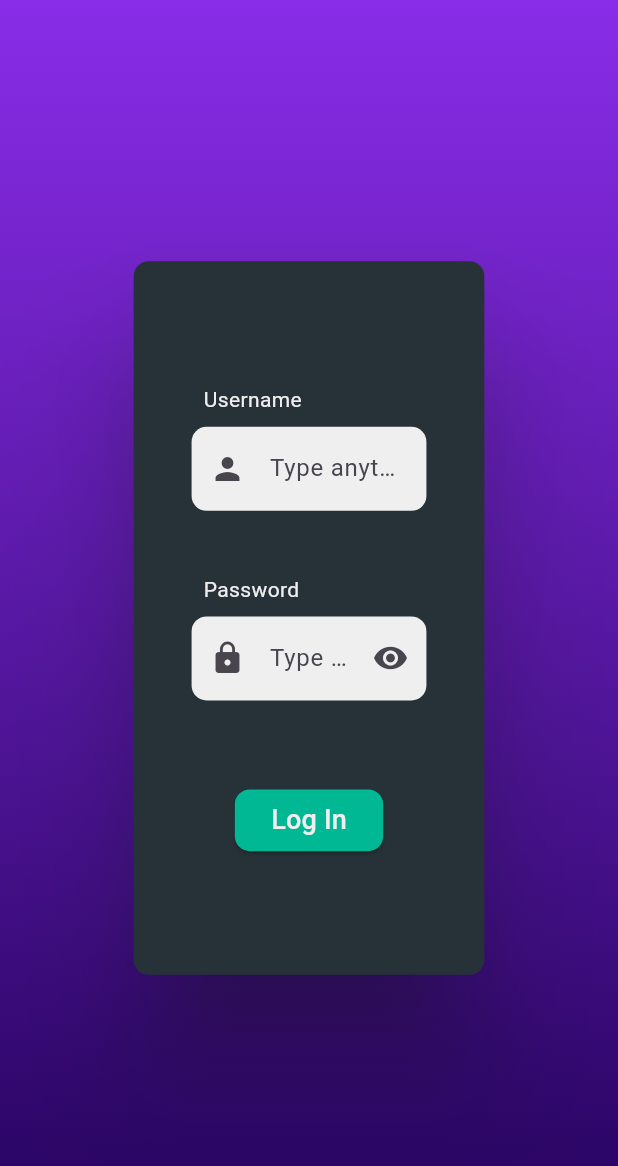
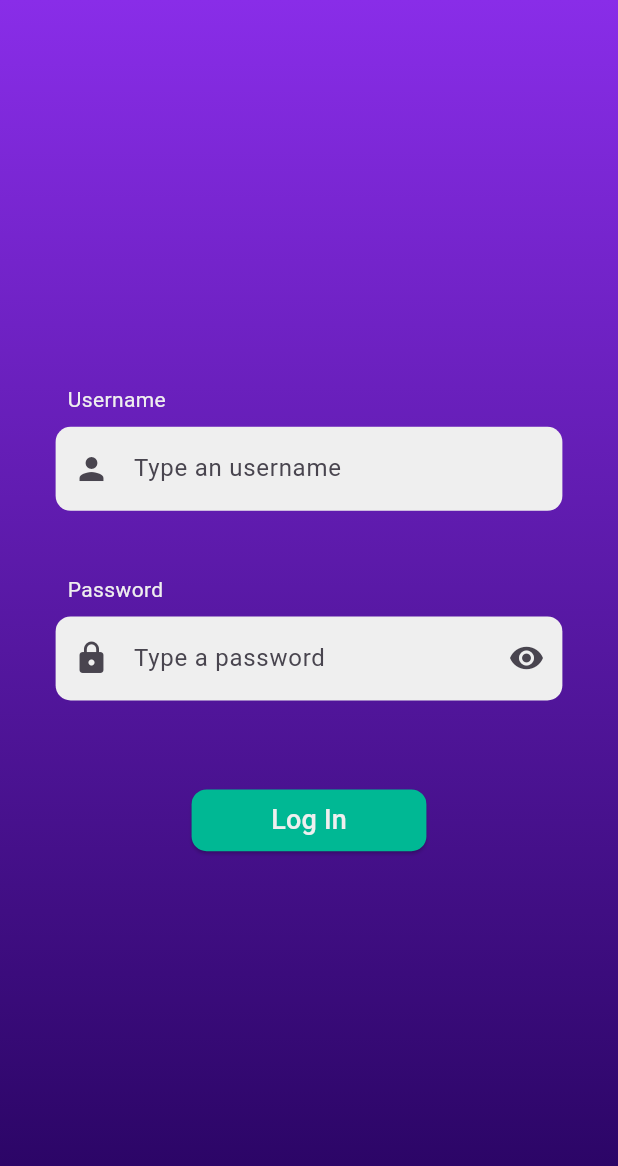
Before and after one commit to Gustavo-CRS/weather_app, a Flutter app: the screen it shows after launch, on a phone screen of 412 x 824 dp. Shown: the top 1166 px of the screen. Run offline on Flutter 3.47's test engine with Material 3 defaults, Android fonts, the phone set to English and light mode, and no system bars; our stand-ins replace flutter_dotenv, flutter_mobx, geolocator, mobx; generated files the repository leaves out were written again.

```diff
--- a/lib/src/auth/login_page/login_page.dart
+++ b/lib/src/auth/login_page/login_page.dart
@@ -27,18 +27,6 @@ class LoginPage extends StatelessWidget {
             child: Column(
               mainAxisAlignment: MainAxisAlignment.center,
               children: [
-                Card(
-                  elevation: 36,
-                  color: AppColors.deepBlueGrey,
-                  shadowColor: AppColors.secondaryBlack,
-                  shape: RoundedRectangleBorder(
-                    borderRadius: BorderRadius.circular(10.0),
-                  ),
-                  child: Padding(
-                    padding: EdgeInsets.symmetric(
-                        vertical: height * .1, horizontal: width * .05),
-                    child: Column(
-                      children: [
                 Column(
                   crossAxisAlignment: CrossAxisAlignment.start,
                   children: [
@@ -50,24 +38,22 @@ class LoginPage extends StatelessWidget {
                       ),
                     ),
                     Padding(
-                              padding:
-                                  const EdgeInsets.symmetric(horizontal: 18),
+                      padding: const EdgeInsets.symmetric(horizontal: 18),
                       child: Observer(builder: (_) {
                         return SizedBox(
-                                  width: width * 0.38,
+                          width: width >= 600 ? width * 0.32 : width * 0.82,
                           height: height * 0.1,
                           child: TextFormField(
                             onChanged: controller.setUsername,
                             keyboardType: TextInputType.emailAddress,
                             decoration: InputDecoration(
-                                      hintText: 'Type anything',
+                              hintText: 'Type an username',
                               prefixIcon: const Icon(Icons.person),
                               iconColor: AppColors.mainBlack,
                               filled: true,
                               fillColor: AppColors.white,
                               border: OutlineInputBorder(
-                                        borderRadius:
-                                            BorderRadius.circular(10.0),
+                                borderRadius: BorderRadius.circular(10.0),
                                 borderSide: BorderSide.none,
                               ),
                             ),
@@ -89,18 +75,17 @@ class LoginPage extends StatelessWidget {
                       ),
                     ),
                     Padding(
-                              padding:
-                                  const EdgeInsets.symmetric(horizontal: 18),
+                      padding: const EdgeInsets.symmetric(horizontal: 18),
                       child: Observer(builder: (_) {
                         return SizedBox(
-                                  width: width * 0.38,
+                          width: width >= 600 ? width * 0.32 : width * 0.82,
                           height: height * 0.1,
                           child: TextFormField(
                             onChanged: controller.setPassword,
                             obscureText: controller.obscureText,
                             keyboardType: TextInputType.emailAddress,
                             decoration: InputDecoration(
-                                      hintText: 'Type any password',
+                              hintText: 'Type a password',
                               prefixIcon: const Icon(Icons.lock),
                               suffixIcon: IconButton(
                                 icon: const Icon(Icons.visibility),
@@ -110,8 +95,7 @@ class LoginPage extends StatelessWidget {
                               filled: true,
                               fillColor: AppColors.white,
                               border: OutlineInputBorder(
-                                        borderRadius:
-                                            BorderRadius.circular(10.0),
+                                borderRadius: BorderRadius.circular(10.0),
                                 borderSide: BorderSide.none,
                               ),
                             ),
@@ -123,12 +107,11 @@ class LoginPage extends StatelessWidget {
                 ),
                 SizedBox(height: height * 0.04),
                 SizedBox(
-                          width: width * 0.24,
+                  width: width >= 600 ? width * 0.20 : width * 0.38,
                   height: height * 0.05,
                   child: ElevatedButton(
                     style: ButtonStyle(
-                              shape: MaterialStateProperty.all<
-                                  RoundedRectangleBorder>(
+                      shape: MaterialStateProperty.all<RoundedRectangleBorder>(
                         RoundedRectangleBorder(
                           borderRadius: BorderRadius.circular(10.0),
                         ),
@@ -146,24 +129,17 @@ class LoginPage extends StatelessWidget {
                             title: const Center(child: Text('Error')),
                             content: Container(
                               constraints: BoxConstraints(
-                                          maxHeight: height * .1,
-                                          maxWidth: width * .4),
+                                  maxHeight: height * .1, maxWidth: width * .4),
                               child: const Center(
-                                          child: Text(
-                                              'Username or password invalid')),
+                                  child: Text('Username or password invalid')),
                             ),
                           ),
                         );
                       }
                     },
                     child: const Text(
-                                style: TextStyle(
-                                    fontSize: 18, color: AppColors.white),
+                        style: TextStyle(fontSize: 18, color: AppColors.white),
                         'Log In'),
-                          ),
-                        ),
-                      ],
-                    ),
                   ),
                 ),
               ],
--- a/lib/src/home/home_page/home_page.dart
+++ b/lib/src/home/home_page/home_page.dart
@@ -50,11 +50,11 @@ class HomePage extends StatelessWidget {
                       actions: [
                         TextButton(
                           onPressed: () {
-                            controller.fetchCurrentLocationWeather();
+                            Navigator.of(context).pop();
                           },
                           child: const Center(
                             child: Text(
-                              'Try again',
+                              'Close',
                               style: TextStyle(color: AppColors.white),
                             ),
                           ),
```
Also changed, not shown: lib/src/home/home_controller/home_controller.g.dart, 3 other files. Lines whose indentation alone changed are shown as unchanged.
